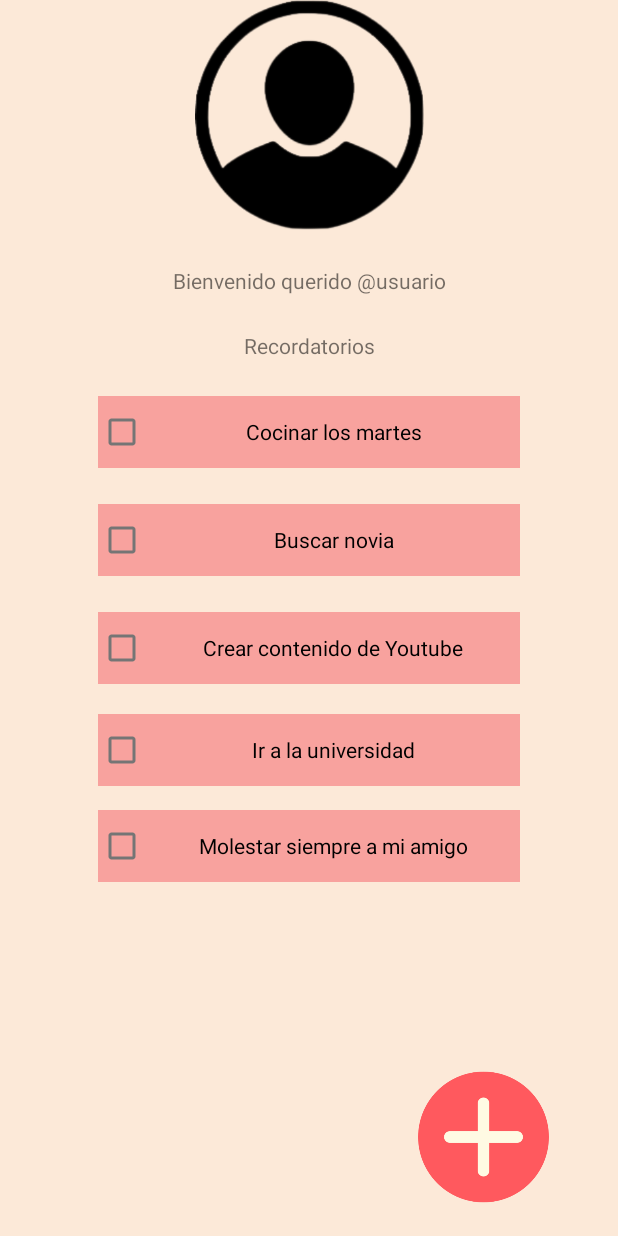
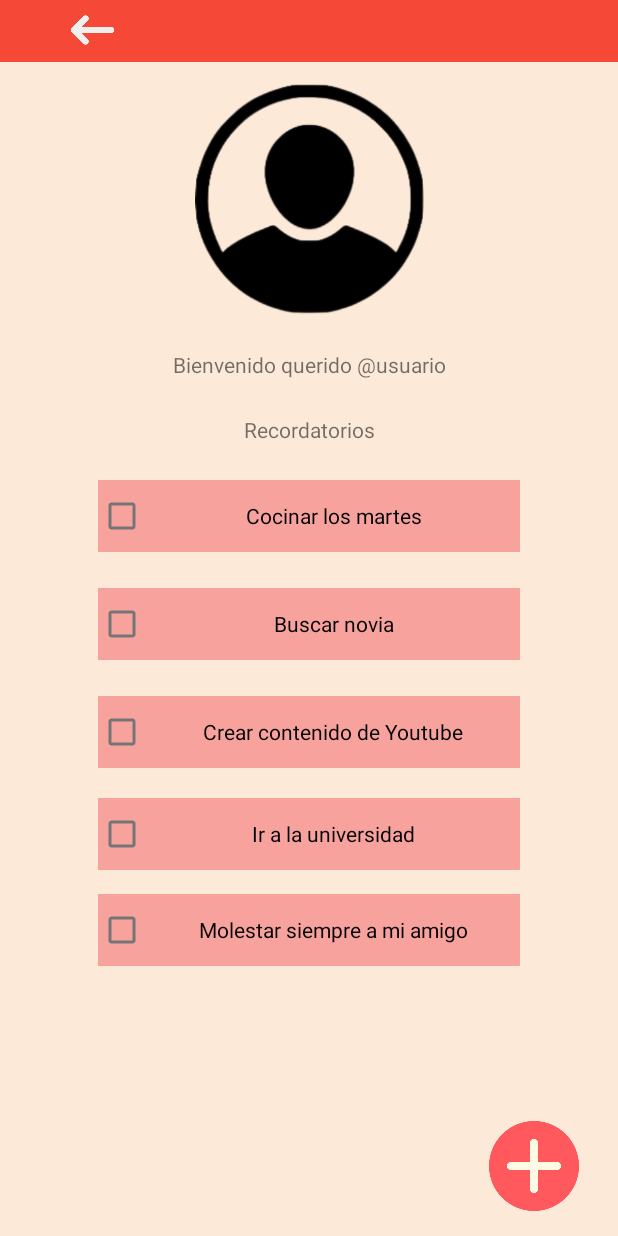
Before and after one commit to Jose-Prince/Proyecto-PPM-To-Do-List-, an Android app: the layout paginapri.xml on its own in the app's theme, with its tools: preview values and no code run, on a phone screen of 412 x 824 dp. Run offline under Robolectric (Android 15) with nearby library versions, the phone set to English and light mode, and no system bars.

Commit message:
Feat: Added back button and a color

```diff
--- a/Proyecto_To_Do_List/app/src/main/res/layout/paginapri.xml
+++ b/Proyecto_To_Do_List/app/src/main/res/layout/paginapri.xml
@@ -15,8 +15,8 @@
             android:layout_width="match_parent"
             android:layout_height="match_parent"
             android:background="@color/piel"
-            tools:layout_editor_absoluteX="0dp"
-            tools:layout_editor_absoluteY="16dp">
+            tools:layout_editor_absoluteX="-35dp"
+            tools:layout_editor_absoluteY="-87dp">
 
 
             <CheckBox
@@ -57,12 +57,12 @@
 
             <ImageView
                 android:id="@+id/imageView2"
-                android:layout_width="147dp"
-                android:layout_height="124dp"
+                android:layout_width="108dp"
+                android:layout_height="85dp"
                 android:layout_marginBottom="4dp"
                 app:layout_constraintBottom_toBottomOf="parent"
                 app:layout_constraintEnd_toEndOf="parent"
-                app:layout_constraintHorizontal_bias="0.939"
+                app:layout_constraintHorizontal_bias="0.993"
                 app:layout_constraintStart_toStartOf="parent"
                 app:srcCompat="@drawable/boton" />
 
@@ -70,6 +70,7 @@
                 android:id="@+id/imageView6"
                 android:layout_width="211dp"
                 android:layout_height="153dp"
+                android:layout_marginTop="56dp"
                 app:layout_constraintEnd_toEndOf="parent"
                 app:layout_constraintStart_toStartOf="parent"
                 app:layout_constraintTop_toTopOf="parent"
@@ -119,6 +120,25 @@
                 app:layout_constraintStart_toStartOf="parent"
                 app:layout_constraintTop_toBottomOf="@+id/textView5" />
 
+            <ImageView
+                android:id="@+id/imageView9"
+                android:layout_width="413dp"
+                android:layout_height="41dp"
+                app:layout_constraintEnd_toEndOf="parent"
+                app:layout_constraintStart_toStartOf="parent"
+                app:layout_constraintTop_toTopOf="parent"
+                app:srcCompat="@color/red" />
+
+            <ImageView
+                android:id="@+id/imageView10"
+                android:layout_width="123dp"
+                android:layout_height="40dp"
+                app:layout_constraintEnd_toEndOf="@+id/imageView9"
+                app:layout_constraintHorizontal_bias="0.0"
+                app:layout_constraintStart_toStartOf="parent"
+                app:layout_constraintTop_toTopOf="@+id/imageView9"
+                app:srcCompat="@drawable/atras_removebg_preview" />
+
         </androidx.constraintlayout.widget.ConstraintLayout>
 
     </androidx.constraintlayout.widget.ConstraintLayout>
--- a/Proyecto_To_Do_List/app/src/main/res/values/colors.xml
+++ b/Proyecto_To_Do_List/app/src/main/res/values/colors.xml
@@ -9,4 +9,5 @@
     <color name="white">#FFFFFFFF</color>
     <color name="piel">#fce9d8</color>
     <color name="redlight">#f8a29e</color>
+    <color name="red">#F64836</color>
 </resources>
```
Also changed, not shown: Proyecto_To_Do_List/app/src/main/res/layout/perfiluser.xml (+123 -94 lines), Proyecto_To_Do_List/app/src/main/res/drawable/atras_removebg_preview.png (added), Proyecto_To_Do_List/app/src/main/res/drawable/menu_bar_up_removebg_preview.png (added).
